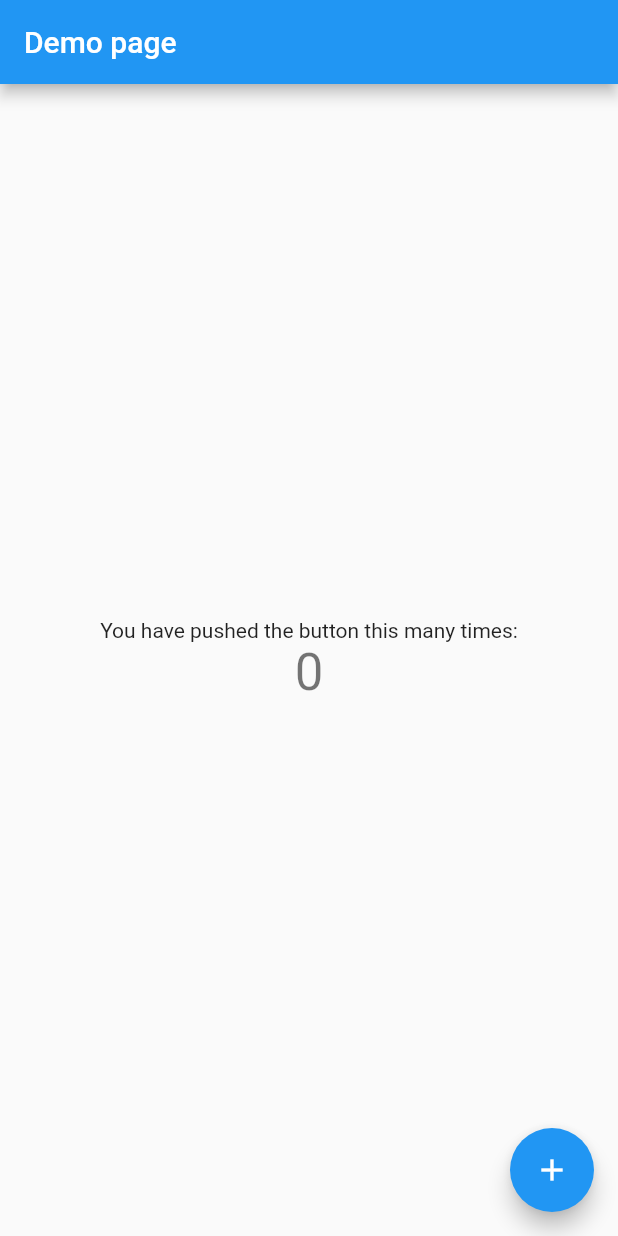
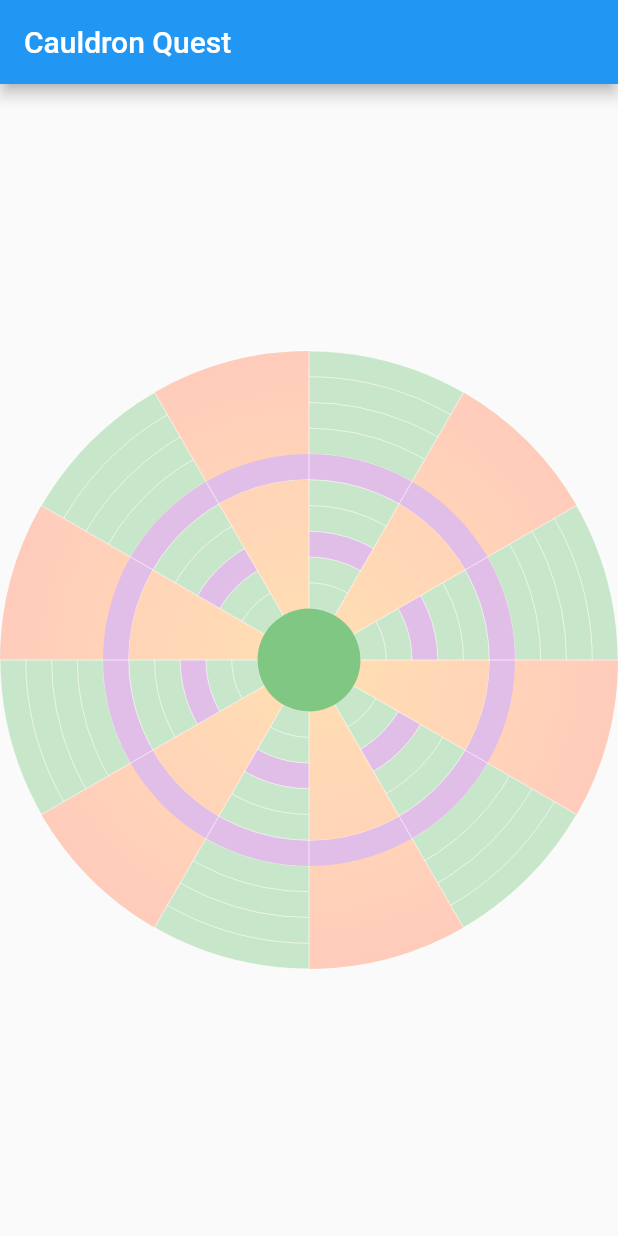
Before and after one commit to eseidel/cauldron_quest, a Flutter app: the screen it shows after launch, on a phone screen of 412 x 824 dp. Run offline on Flutter 3.47's test engine with Material 2 defaults, Android fonts, the phone set to English and light mode, and no system bars; missing offline and left inert: a_star.

Commit message:
Build a cauldron quest-style board with CustomPainter
Looks decent enough to start adding pieces to!

```diff
--- a/lib/main.dart
+++ b/lib/main.dart
@@ -1,3 +1,6 @@
+import 'dart:math';
+import 'dart:ui' as ui;
+
 import 'package:flutter/material.dart';
 
 void main() {
@@ -9,7 +12,7 @@ class MyApp extends StatelessWidget {
   @override
   Widget build(BuildContext context) {
     return MaterialApp(
-      title: 'Flutter Demo',
+      title: 'Cauldron Quest',
       theme: ThemeData(
         primarySwatch: Colors.blue,
       ),
@@ -18,63 +21,120 @@ class MyApp extends StatelessWidget {
   }
 }
 
-class MyHomePage extends StatefulWidget {
+class MyHomePage extends StatelessWidget {
   MyHomePage({Key? key}) : super(key: key);
-
-  @override
-  _MyHomePageState createState() => _MyHomePageState();
-}
-
-class _MyHomePageState extends State<MyHomePage> {
-  int _counter = 0;
-
-  void _incrementCounter() {
-    setState(() {
-      _counter++;
-    });
-  }
 
   @override
   Widget build(BuildContext context) {
     return Scaffold(
       appBar: AppBar(
-        title: Text("Demo page"),
+        title: Text("Cauldron Quest"),
       ),
       body: Center(
-        // Center is a layout widget. It takes a single child and positions it
-        // in the middle of the parent.
-        child: Column(
-          // Column is also a layout widget. It takes a list of children and
-          // arranges them vertically. By default, it sizes itself to fit its
-          // children horizontally, and tries to be as tall as its parent.
-          //
-          // Invoke "debug painting" (press "p" in the console, choose the
-          // "Toggle Debug Paint" action from the Flutter Inspector in Android
-          // Studio, or the "Toggle Debug Paint" command in Visual Studio Code)
-          // to see the wireframe for each widget.
-          //
-          // Column has various properties to control how it sizes itself and
-          // how it positions its children. Here we use mainAxisAlignment to
-          // center the children vertically; the main axis here is the vertical
-          // axis because Columns are vertical (the cross axis would be
-          // horizontal).
-          mainAxisAlignment: MainAxisAlignment.center,
-          children: <Widget>[
-            Text(
-              'You have pushed the button this many times:',
-            ),
-            Text(
-              '$_counter',
-              style: Theme.of(context).textTheme.headline4,
-            ),
-          ],
+        child: SizedBox(
+          width: 600,
+          height: 600,
+          child: CustomPaint(painter: BoardPainter()),
         ),
       ),
-      floatingActionButton: FloatingActionButton(
-        onPressed: _incrementCounter,
-        tooltip: 'Increment',
-        child: Icon(Icons.add),
-      ), // This trailing comma makes auto-formatting nicer for build methods.
     );
   }
 }
+
+class BackgroundPainter {
+  final Canvas canvas;
+  final Size size;
+
+  static const int radiusStepCount = 12;
+  static const int angleStepCount = 12;
+  late final double radius = size.shortestSide / 2.0;
+  late final double radiusStep = radius / radiusStepCount;
+
+  late final Offset center = size.center(Offset.zero);
+  final double angleStep = 2 * pi / angleStepCount;
+
+  BackgroundPainter(this.canvas, this.size);
+
+  Paint get separatorsPaint {
+    var separators = Paint();
+    separators.style = PaintingStyle.stroke;
+    separators.color = Colors.white60;
+    return separators;
+  }
+
+  void drawPathBackground({int offset = 0}) {
+    var pathBackground = Paint();
+    pathBackground.color = Colors.green.shade100;
+    canvas.drawCircle(center, radius - (offset * radiusStep), pathBackground);
+  }
+
+  void drawVoids({int offset = 0}) {
+    var voidSpace = Paint();
+    voidSpace.shader = ui.Gradient.radial(
+        center, radius, [Colors.orange.shade100, Colors.deepOrange.shade100]);
+    // voidSpace.color = Colors.orange.shade100;
+    // This paints around clockwise.
+    for (int i = 0; i < angleStepCount / 2; i++) {
+      var startAngle = 2 * i * angleStep;
+      canvas.drawArc(
+          Rect.fromCircle(
+              center: center, radius: radius - (offset * radiusStep)),
+          startAngle,
+          angleStep,
+          true,
+          voidSpace);
+    }
+  }
+
+  void drawWizardRing({required int offset}) {
+    var pathBackground = Paint();
+    pathBackground.color = Colors.purple.shade100;
+    canvas.drawCircle(center, radius - (offset * radiusStep), pathBackground);
+  }
+
+  void drawCircularSeparators({int offset = 0}) {
+    for (int i = 1; i < radiusStepCount - offset; i++) {
+      canvas.drawCircle(center, (i + 1) * radiusStep, separatorsPaint);
+    }
+  }
+
+  void drawLineSeparators() {
+    for (int i = 0; i < angleStepCount; i++) {
+      var angle = i * angleStep;
+      canvas.drawLine(center, Offset(cos(angle), sin(angle)) * radius + center,
+          separatorsPaint);
+    }
+  }
+
+  void drawCauldron() {
+    var cauldron = Paint();
+    cauldron.color = Colors.green.shade300;
+    canvas.drawCircle(center, 2 * radiusStep, cauldron);
+  }
+}
+
+class BoardPainter extends CustomPainter {
+  BoardPainter();
+
+  @override
+  void paint(Canvas canvas, Size size) {
+    var painter = BackgroundPainter(canvas, size);
+    painter.drawPathBackground();
+    painter.drawCircularSeparators();
+    painter.drawVoids();
+    painter.drawWizardRing(offset: 4);
+    painter.drawPathBackground(offset: 5);
+    painter.drawVoids(offset: 5);
+    painter.drawWizardRing(offset: 7);
+    painter.drawPathBackground(offset: 8);
+    painter.drawCircularSeparators(offset: 5);
+    painter.drawVoids(offset: 5);
+    painter.drawLineSeparators();
+    painter.drawCauldron();
+  }
+
+  @override
+  bool shouldRepaint(covariant BoardPainter oldDelegate) {
+    return false;
+  }
+}
```
